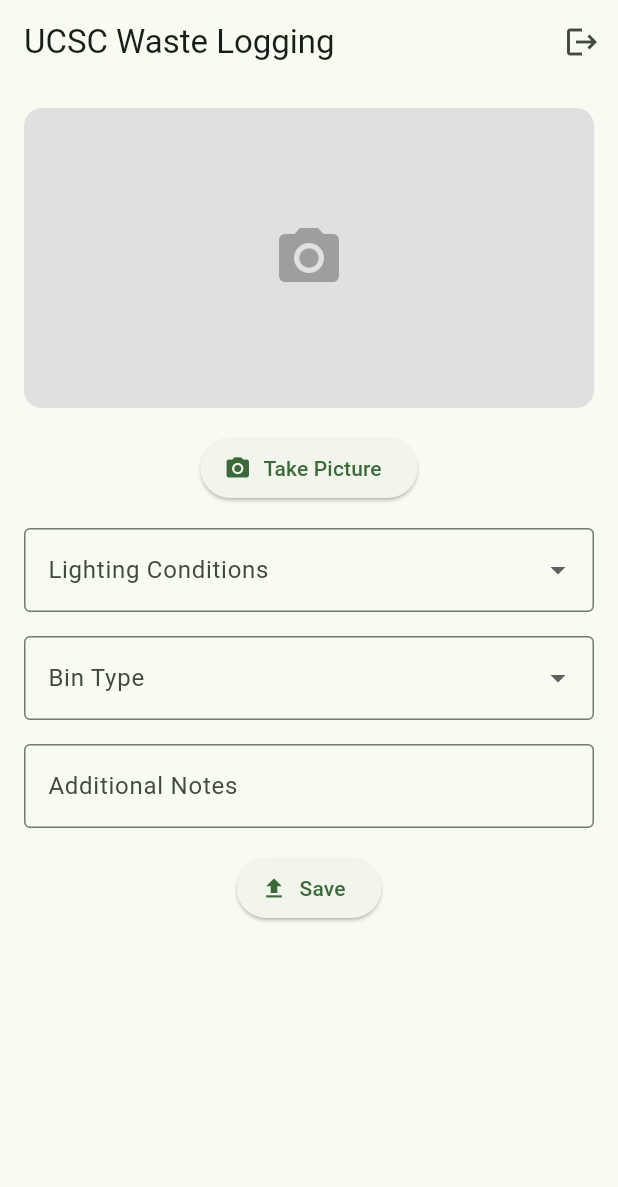
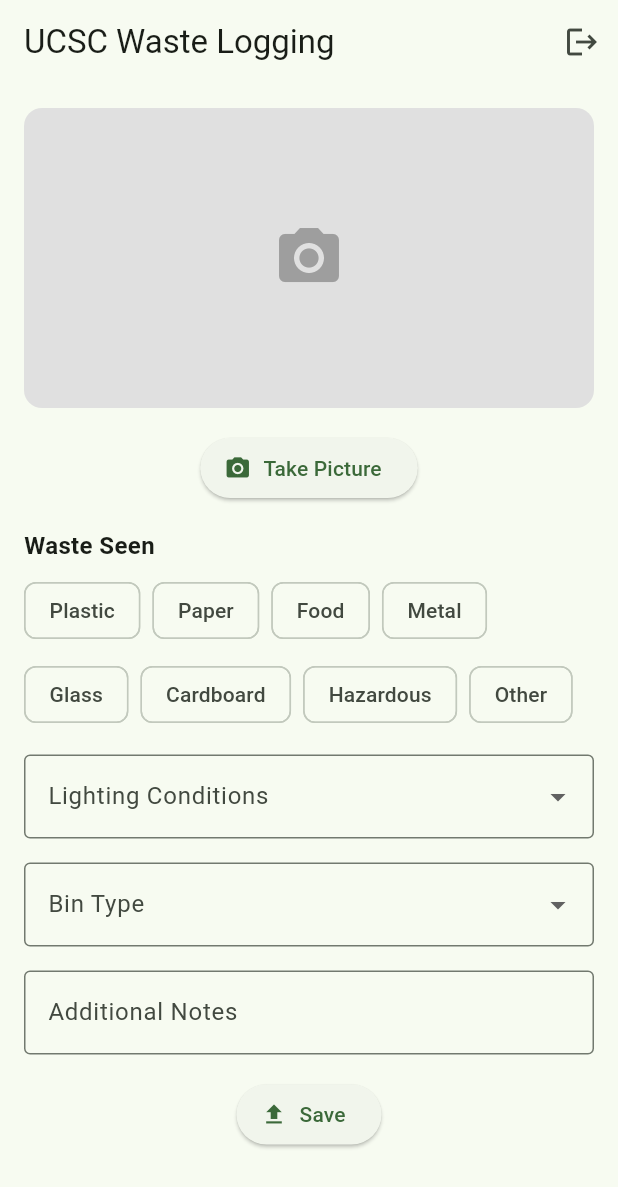
Before and after one commit to nchalla3/ucsc-waste-tagging, a Flutter app: the screen it shows once a user with an empty profile is signed in, on a phone screen of 412 x 824 dp. Shown: the top 1187 px of the screen. Run offline on Flutter 3.47's test engine with Material 3 defaults, Android fonts, the phone set to English and light mode, and no system bars; our stand-ins replace cloud_firestore, firebase_auth, firebase_core, firebase_storage, google_sign_in, image_picker; accounts and stored records are empty.

Commit message:
added additional data to the waste logging

```diff
--- a/lib/screens/home/home_page.dart
+++ b/lib/screens/home/home_page.dart
@@ -1,9 +1,23 @@
+
 import 'package:flutter/material.dart';
 import 'package:image_picker/image_picker.dart';
 import 'dart:io';
 import 'package:firebase_storage/firebase_storage.dart';
 import 'package:cloud_firestore/cloud_firestore.dart';
 import 'package:firebase_auth/firebase_auth.dart';
+
+// Waste Seen multiselect
+final List<String> _wasteSeenOptions = [
+  'Plastic',
+  'Paper',
+  'Food',
+  'Metal',
+  'Glass',
+  'Cardboard',
+  'Hazardous',
+  'Other',
+];
+List<String> _selectedWasteSeen = [];
 
 class HomePage extends StatefulWidget {
   const HomePage({super.key});
@@ -26,6 +40,7 @@
     'Other',
   ];
 
+  String? _selectedBin;
   final List<String> _binOptions = [
     'Recycling',
     'Trash',
@@ -33,9 +48,8 @@
     'Other',
   ];
 
-  String? _selectedBin;
-  final TextEditingController _binController = TextEditingController();
   final TextEditingController _customLightingController = TextEditingController();
+  final TextEditingController _customBinController = TextEditingController();
 
   Future<void> _pickImage() async {
     final pickedFile = await picker.pickImage(source: ImageSource.camera);
@@ -63,7 +77,10 @@
         'notes': _notesController.text,
         'timestamp': FieldValue.serverTimestamp(),
         'userId': FirebaseAuth.instance.currentUser?.uid,
-        'binType': _selectedBin,
+        'binType': _selectedBin == 'Other' && _customBinController.text.isNotEmpty
+            ? _customBinController.text
+            : _selectedBin,
+        'wasteSeen': _selectedWasteSeen,
       });
 
       ScaffoldMessenger.of(context).showSnackBar(
@@ -80,6 +97,8 @@
         _selectedLighting = null;
         _customLightingController.clear();
         _selectedBin = null;
+        _customBinController.clear();
+        _selectedWasteSeen = [];
       });
     } catch (e) {
       ScaffoldMessenger.of(context).showSnackBar(
@@ -134,19 +153,23 @@
               onPressed: _pickImage,
             ),
             const SizedBox(height: 16),
+            // Waste Seen Multiselect
+            _WasteSeenMultiSelect(
+              options: _wasteSeenOptions,
+              selected: _selectedWasteSeen,
+              onChanged: (selected) {
+                setState(() {
+                  _selectedWasteSeen = selected;
+                });
+              },
+            ),
+            const SizedBox(height: 16),
             // Lighting Conditions Dropdown
-            DropdownButtonFormField<String>(
+            _DropdownWithOther(
               value: _selectedLighting,
-              decoration: const InputDecoration(
-                labelText: 'Lighting Conditions',
-                border: OutlineInputBorder(),
-              ),
-              items: _lightingOptions
-                  .map((option) => DropdownMenuItem(
-                        value: option,
-                        child: Text(option),
-                      ))
-                  .toList(),
+              options: _lightingOptions,
+              label: 'Lighting Conditions',
+              customController: _customLightingController,
               onChanged: (value) {
                 setState(() {
                   _selectedLighting = value;
@@ -155,40 +178,27 @@
                   }
                 });
               },
+              customLabel: 'Please specify lighting',
             ),
-            if (_selectedLighting == 'Other') ...[
-              const SizedBox(height: 8),
-              TextField(
-                controller: _customLightingController,
-                decoration: const InputDecoration(
-                  labelText: 'Please specify lighting',
-                  border: OutlineInputBorder(),
-                ),
-              ),
-              const SizedBox(height: 16),
-            ] else ...[
-              const SizedBox(height: 16),
-            ],
+            const SizedBox(height: 16),
             // Bin Type Dropdown
-            DropdownButtonFormField<String>(
+            _DropdownWithOther(
               value: _selectedBin,
-              decoration: const InputDecoration(
-                labelText: 'Bin Type',
-                border: OutlineInputBorder(),
-              ),
-              items: _binOptions
-                  .map((option) => DropdownMenuItem(
-                        value: option,
-                        child: Text(option),
-                      ))
-                  .toList(),
+              options: _binOptions,
+              label: 'Bin Type',
+              customController: _customBinController,
               onChanged: (value) {
                 setState(() {
                   _selectedBin = value;
+                  if (value != 'Other') {
+                    _customBinController.clear();
+                  }
                 });
               },
+              customLabel: 'Please specify bin type',
             ),
             const SizedBox(height: 16),
+
             TextField(
               controller: _notesController,
               decoration: const InputDecoration(
@@ -209,3 +219,102 @@
     );
   }
 }
+
+class _DropdownWithOther extends StatelessWidget {
+  final String? value;
+  final List<String> options;
+  final String label;
+  final TextEditingController customController;
+  final void Function(String?) onChanged;
+  final String customLabel;
+
+  const _DropdownWithOther({
+    required this.value,
+    required this.options,
+    required this.label,
+    required this.customController,
+    required this.onChanged,
+    required this.customLabel,
+  });
+
+  @override
+  Widget build(BuildContext context) {
+    return Column(
+      crossAxisAlignment: CrossAxisAlignment.stretch,
+      children: [
+        DropdownButtonFormField<String>(
+          value: value,
+          decoration: InputDecoration(
+            labelText: label,
+            border: const OutlineInputBorder(),
+          ),
+          items: options
+              .map((option) => DropdownMenuItem(
+                    value: option,
+                    child: Text(option),
+                  ))
+              .toList(),
+          onChanged: onChanged,
+        ),
+        if (value == 'Other') ...[
+          const SizedBox(height: 8),
+          TextField(
+            controller: customController,
+            decoration: InputDecoration(
+              labelText: customLabel,
+              border: const OutlineInputBorder(),
+            ),
+          ),
+        ],
+      ],
+    );
+  }
+}
+
+// Waste Seen Multiselect Widget
+class _WasteSeenMultiSelect extends StatelessWidget {
+  final List<String> options;
+  final List<String> selected;
+  final ValueChanged<List<String>> onChanged;
+
+  const _WasteSeenMultiSelect({
+    required this.options,
+    required this.selected,
+    required this.onChanged,
+    Key? key,
+  }) : super(key: key);
+
+  @override
+  Widget build(BuildContext context) {
+    return Column(
+      crossAxisAlignment: CrossAxisAlignment.stretch,
+      children: [
+        const Text(
+          'Waste Seen',
+          style: TextStyle(fontWeight: FontWeight.bold, fontSize: 16),
+        ),
+        const SizedBox(height: 8),
+        Wrap(
+          spacing: 8,
+          runSpacing: 8,
+          children: options.map((option) {
+            final isSelected = selected.contains(option);
+            return FilterChip(
+              label: Text(option),
+              selected: isSelected,
+              onSelected: (selectedValue) {
+                final newSelected = List<String>.from(selected);
+                if (selectedValue) {
+                  if (!newSelected.contains(option)) newSelected.add(option);
+                } else {
+                  newSelected.remove(option);
+                }
+                onChanged(newSelected);
+              },
+            );
+          }).toList(),
+        ),
+      ],
+    );
+  }
+}
```
